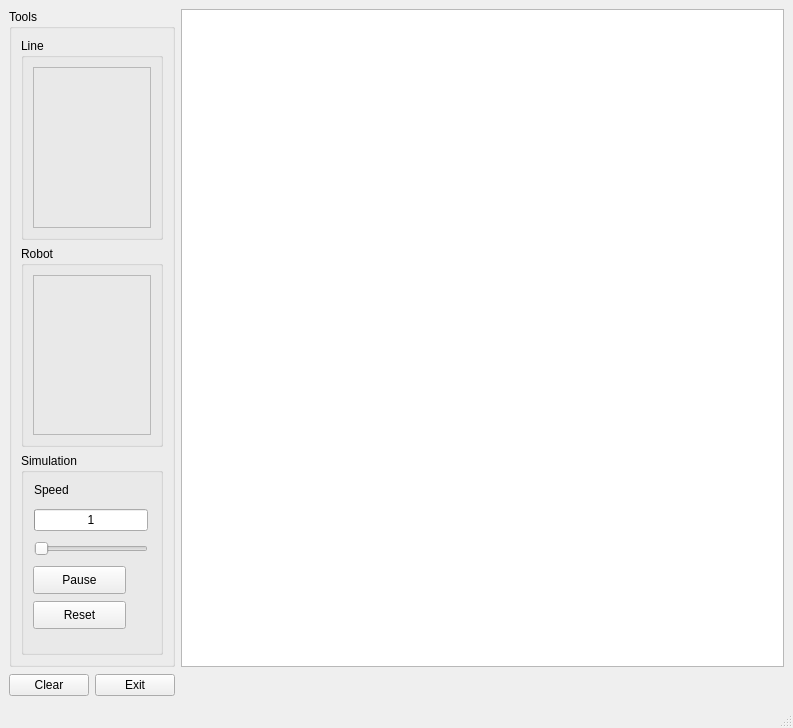
The window that line_robots/mainwindow.ui (maslaral/line_robots) describes before a commit, drawn with Qt 5.
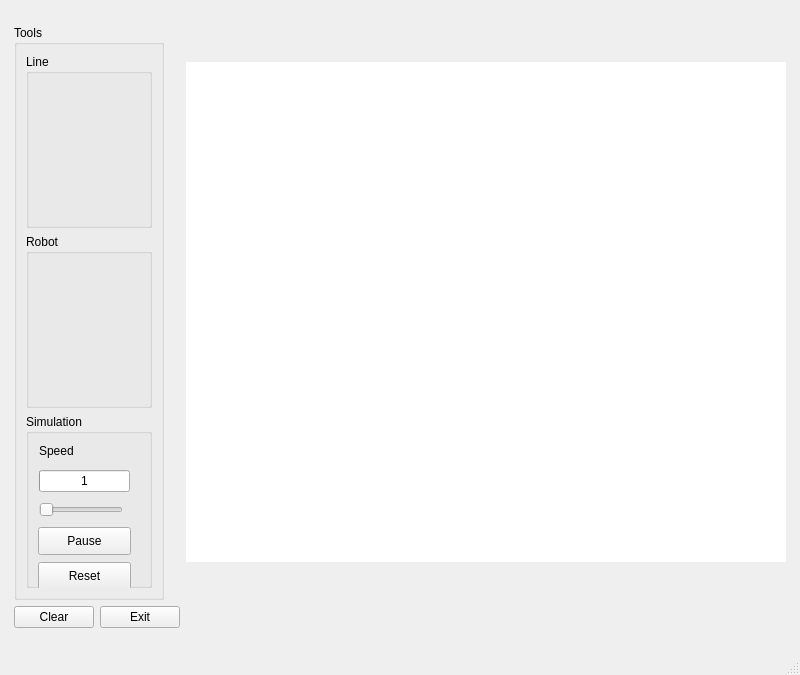
The same window after the commit. Custom widgets are drawn as their Qt base class.

The edit to the form file:
```diff
--- a/line_robots/mainwindow.ui
+++ b/line_robots/mainwindow.ui
@@ -6,10 +6,28 @@
    <rect>
     <x>0</x>
     <y>0</y>
-    <width>793</width>
-    <height>728</height>
+    <width>800</width>
+    <height>675</height>
    </rect>
   </property>
+  <property name="sizePolicy">
+   <sizepolicy hsizetype="Fixed" vsizetype="Fixed">
+    <horstretch>0</horstretch>
+    <verstretch>0</verstretch>
+   </sizepolicy>
+  </property>
+  <property name="minimumSize">
+   <size>
+    <width>800</width>
+    <height>675</height>
+   </size>
+  </property>
+  <property name="maximumSize">
+   <size>
+    <width>800</width>
+    <height>675</height>
+   </size>
+  </property>
   <property name="windowTitle">
    <string>Line Robots</string>
   </property>
@@ -18,10 +36,56 @@
     <item row="0" column="0">
      <layout class="QGridLayout" name="gridLayout_2">
       <item row="0" column="1">
-       <widget class="QGraphicsView" name="canvas"/>
+       <widget class="QGraphicsView" name="canvas">
+        <property name="sizePolicy">
+         <sizepolicy hsizetype="Expanding" vsizetype="Expanding">
+          <horstretch>0</horstretch>
+          <verstretch>0</verstretch>
+         </sizepolicy>
+        </property>
+        <property name="minimumSize">
+         <size>
+          <width>600</width>
+          <height>500</height>
+         </size>
+        </property>
+        <property name="maximumSize">
+         <size>
+          <width>600</width>
+          <height>500</height>
+         </size>
+        </property>
+        <property name="frameShape">
+         <enum>QFrame::NoFrame</enum>
+        </property>
+        <property name="frameShadow">
+         <enum>QFrame::Plain</enum>
+        </property>
+        <property name="lineWidth">
+         <number>0</number>
+        </property>
+       </widget>
       </item>
       <item row="0" column="0">
        <widget class="QGroupBox" name="toolBox">
+        <property name="sizePolicy">
+         <sizepolicy hsizetype="Fixed" vsizetype="Fixed">
+          <horstretch>0</horstretch>
+          <verstretch>0</verstretch>
+         </sizepolicy>
+        </property>
+        <property name="minimumSize">
+         <size>
+          <width>150</width>
+          <height>575</height>
+         </size>
+        </property>
+        <property name="maximumSize">
+         <size>
+          <width>150</width>
+          <height>575</height>
+         </size>
+        </property>
         <property name="title">
          <string>Tools</string>
         </property>
@@ -34,11 +98,20 @@
            <layout class="QGridLayout" name="gridLayout_5">
             <item row="0" column="0">
              <widget class="LineMenu" name="lineMenu">
+              <property name="autoFillBackground">
+               <bool>false</bool>
+              </property>
               <property name="frameShape">
-               <enum>QFrame::StyledPanel</enum>
+               <enum>QFrame::NoFrame</enum>
               </property>
               <property name="frameShadow">
-               <enum>QFrame::Raised</enum>
+               <enum>QFrame::Plain</enum>
+              </property>
+              <property name="lineWidth">
+               <number>0</number>
+              </property>
+              <property name="midLineWidth">
+               <number>0</number>
               </property>
              </widget>
             </item>
@@ -54,10 +127,13 @@
             <item row="0" column="0">
              <widget class="RobotMenu" name="robotMenu">
               <property name="frameShape">
-               <enum>QFrame::StyledPanel</enum>
+               <enum>QFrame::NoFrame</enum>
               </property>
               <property name="frameShadow">
-               <enum>QFrame::Raised</enum>
+               <enum>QFrame::Plain</enum>
+              </property>
+              <property name="lineWidth">
+               <number>0</number>
               </property>
              </widget>
             </item>
@@ -100,26 +176,41 @@
              <rect>
               <x>13</x>
               <y>29</y>
-              <width>36</width>
+              <width>51</width>
               <height>16</height>
              </rect>
             </property>
+            <property name="sizePolicy">
+             <sizepolicy hsizetype="Fixed" vsizetype="Fixed">
+              <horstretch>0</horstretch>
+              <verstretch>0</verstretch>
+             </sizepolicy>
+            </property>
             <property name="text">
              <string>Speed</string>
             </property>
+            <property name="margin">
+             <number>0</number>
+            </property>
            </widget>
            <widget class="QWidget" name="layoutWidget">
             <property name="geometry">
              <rect>
               <x>13</x>
               <y>52</y>
-              <width>114</width>
+              <width>101</width>
               <height>55</height>
              </rect>
             </property>
             <layout class="QVBoxLayout" name="verticalLayout">
              <item>
               <widget class="QProgressBar" name="progressBar">
+               <property name="sizePolicy">
+                <sizepolicy hsizetype="Fixed" vsizetype="Fixed">
+                 <horstretch>0</horstretch>
+                 <verstretch>0</verstretch>
+                </sizepolicy>
+               </property>
                <property name="minimum">
                 <number>1</number>
                </property>
@@ -137,7 +228,7 @@
              <item>
               <widget class="QSlider" name="speed">
                <property name="sizePolicy">
-                <sizepolicy hsizetype="Ignored" vsizetype="Fixed">
+                <sizepolicy hsizetype="Fixed" vsizetype="Fixed">
                  <horstretch>0</horstretch>
                  <verstretch>0</verstretch>
                 </sizepolicy>
@@ -162,10 +253,16 @@
       </item>
       <item row="1" column="1">
        <widget class="QWidget" name="statusBar" native="true">
+        <property name="sizePolicy">
+         <sizepolicy hsizetype="Fixed" vsizetype="Fixed">
+          <horstretch>0</horstretch>
+          <verstretch>0</verstretch>
+         </sizepolicy>
+        </property>
         <property name="minimumSize">
          <size>
           <width>0</width>
-          <height>24</height>
+          <height>10</height>
          </size>
         </property>
        </widget>
```
Left out of the diff: 2 changed lines with no effect on the pictures.
